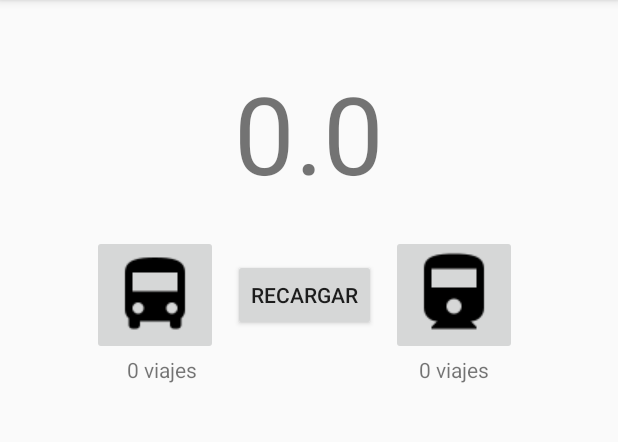
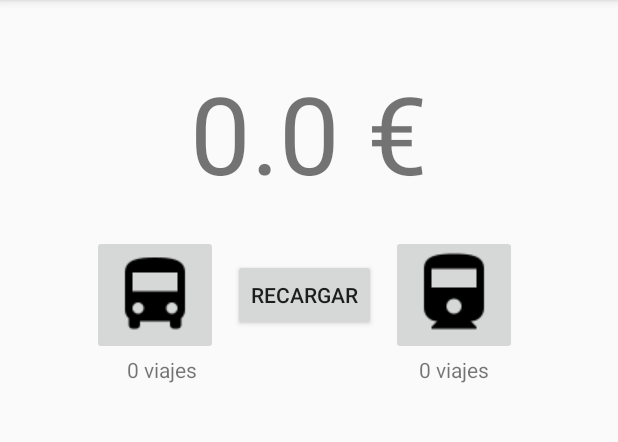
Before and after one commit to jeacelo/TransportCard, an Android app: the screen it shows after launch (MainActivity), on a phone screen of 412 x 824 dp, the part 84-526 px from its top. Run offline under Robolectric (Android 15) with nearby library versions, the phone set to English and light mode, and no system bars.

Commit message:
Euro bug fixed

```diff
--- a/app/src/main/java/es/devjacl/transportcard/MainActivity.java
+++ b/app/src/main/java/es/devjacl/transportcard/MainActivity.java
@@ -47,7 +47,7 @@ public class MainActivity extends AppCompatActivity implements Dialogo.ItemListe
         BusBtn = (ImageButton) findViewById(R.id.bus);
         MetroBtn = (ImageButton) findViewById(R.id.metro);
 
-        saldoTxt.setText(String.valueOf(saldoDouble));
+        saldoTxt.setText(String.valueOf(saldoDouble) + " €");
         viajesBus = (int) (saldoDouble / PRECIO_BUS);
         viajesMetro = (int) (saldoDouble / PRECIO_METRO);
 
```
